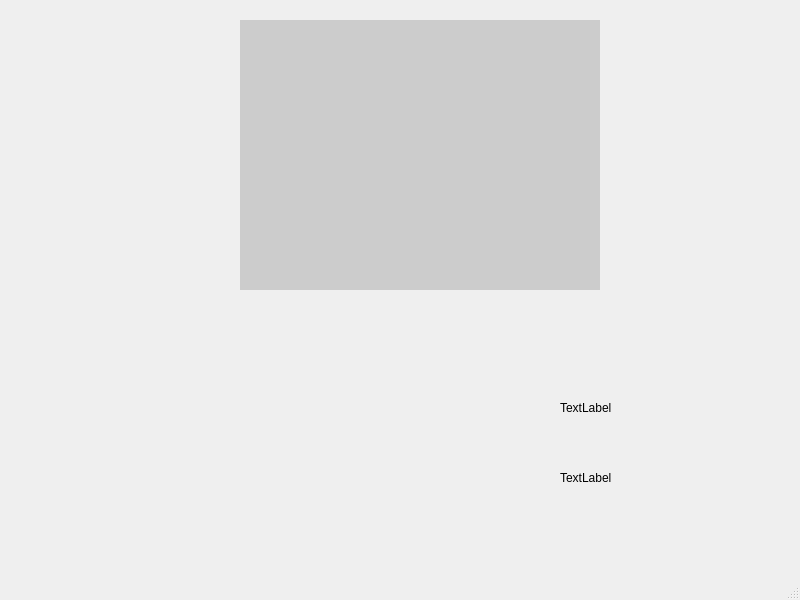
Qt form src/UI_Files/learn_activity.ui (chrisais9/EasyHandy) before a commit.
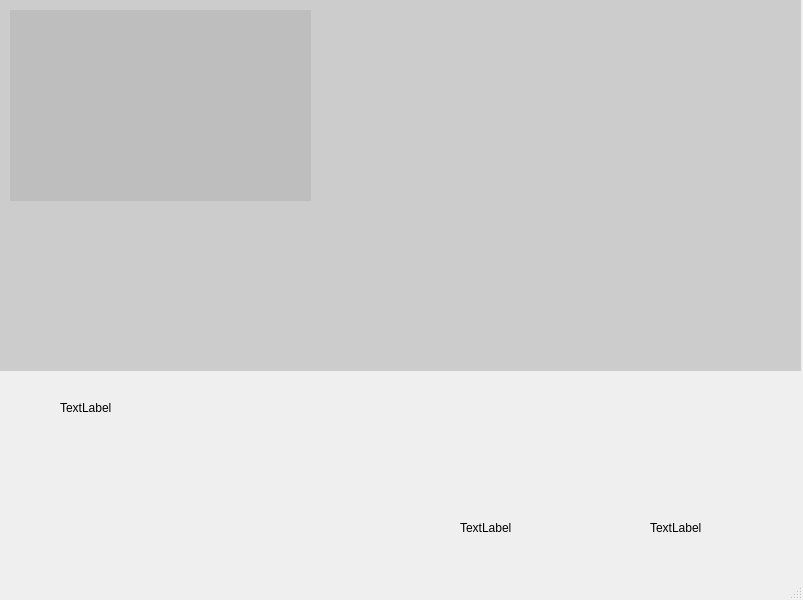
The same form after that commit.

The edit to the form file:
```diff
--- a/src/UI_Files/learn_activity.ui
+++ b/src/UI_Files/learn_activity.ui
@@ -6,7 +6,7 @@
    <rect>
     <x>0</x>
     <y>0</y>
-    <width>800</width>
+    <width>803</width>
     <height>600</height>
    </rect>
   </property>
@@ -17,8 +17,8 @@
    <widget class="QLabel" name="label">
     <property name="geometry">
      <rect>
-      <x>560</x>
-      <y>400</y>
+      <x>460</x>
+      <y>520</y>
       <width>60</width>
       <height>16</height>
      </rect>
@@ -30,8 +30,8 @@
    <widget class="QLabel" name="label_2">
     <property name="geometry">
      <rect>
-      <x>560</x>
-      <y>470</y>
+      <x>650</x>
+      <y>520</y>
       <width>60</width>
       <height>16</height>
      </rect>
@@ -43,10 +43,10 @@
    <widget class="QLabel" name="label_imageView">
     <property name="geometry">
      <rect>
-      <x>240</x>
-      <y>20</y>
-      <width>360</width>
-      <height>270</height>
+      <x>10</x>
+      <y>10</y>
+      <width>301</width>
+      <height>191</height>
      </rect>
     </property>
     <property name="styleSheet">
@@ -56,6 +56,40 @@
      <string/>
     </property>
    </widget>
+   <widget class="QLabel" name="label_imageView_2">
+    <property name="geometry">
+     <rect>
+      <x>0</x>
+      <y>0</y>
+      <width>801</width>
+      <height>371</height>
+     </rect>
+    </property>
+    <property name="styleSheet">
+     <string notr="true">background-color: rgba(180,180,180,0.6);</string>
+    </property>
+    <property name="text">
+     <string/>
+    </property>
+   </widget>
+   <widget class="QLabel" name="label_a">
+    <property name="geometry">
+     <rect>
+      <x>60</x>
+      <y>400</y>
+      <width>60</width>
+      <height>16</height>
+     </rect>
+    </property>
+    <property name="text">
+     <string>TextLabel</string>
+    </property>
+   </widget>
+   <zorder>label_imageView_2</zorder>
+   <zorder>label</zorder>
+   <zorder>label_2</zorder>
+   <zorder>label_imageView</zorder>
+   <zorder>label_a</zorder>
   </widget>
   <widget class="QMenuBar" name="menubar">
    <property name="geometry">
```
Left out of the diff: 2 changed lines with no effect on the pictures.
